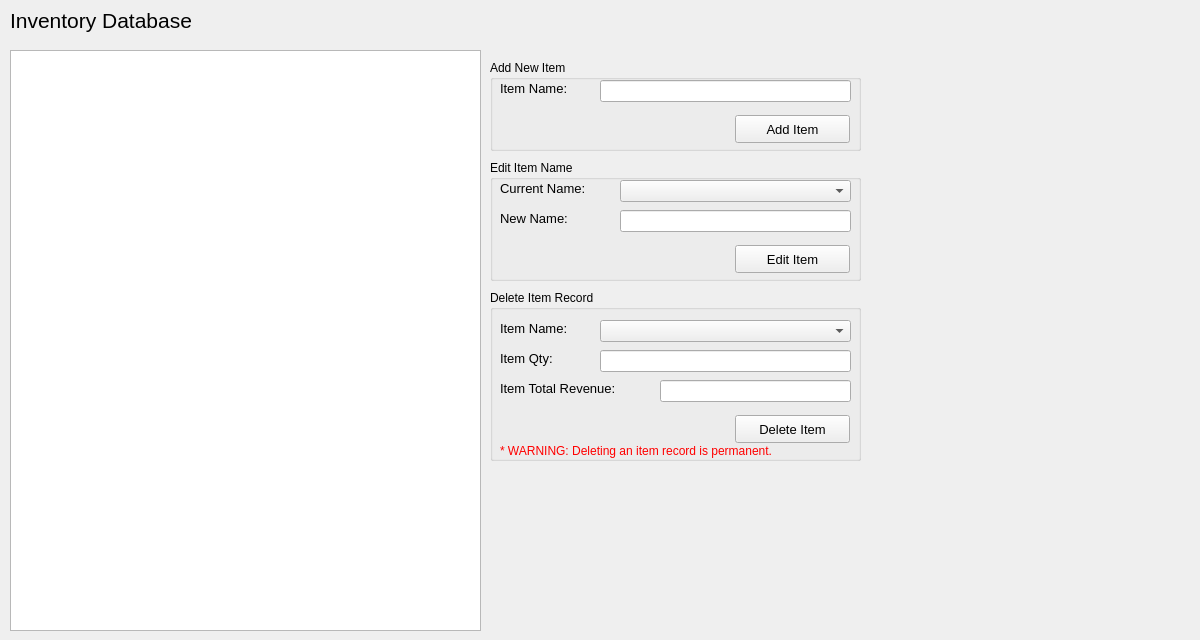
Qt form BulkClub/aInventory.ui (JShinozuka/Project2) before a commit.
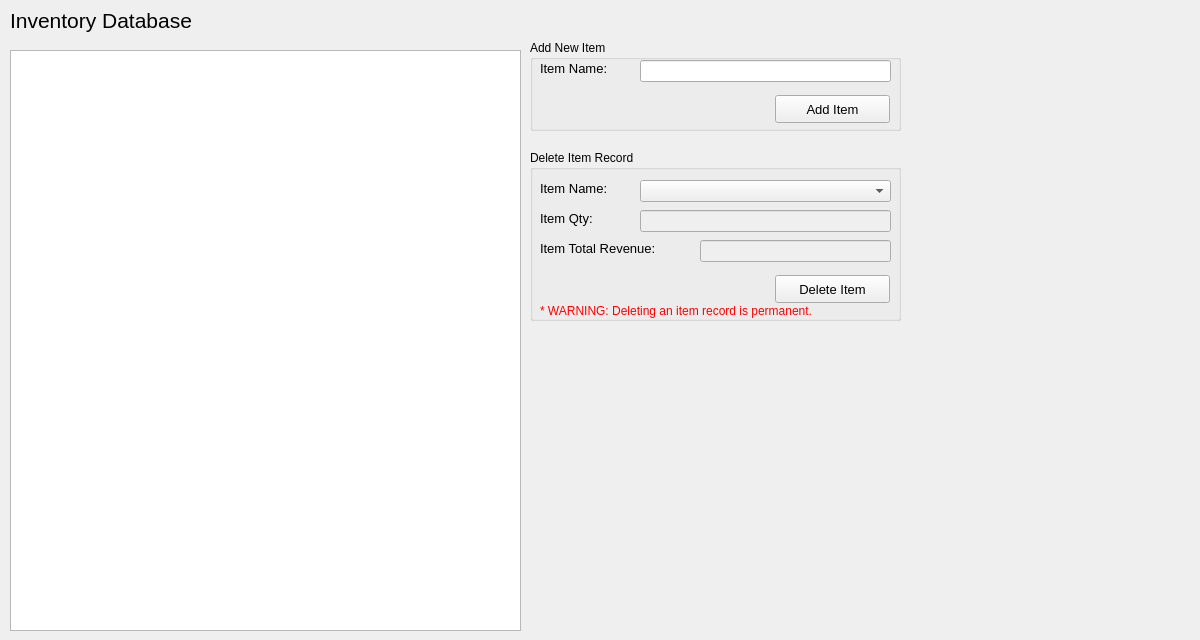
The same form after that commit.

Patch:
```diff
--- a/BulkClub/aInventory.ui
+++ b/BulkClub/aInventory.ui
@@ -36,7 +36,7 @@
     <rect>
      <x>10</x>
      <y>50</y>
-     <width>471</width>
+     <width>511</width>
      <height>581</height>
     </rect>
    </property>
@@ -62,8 +62,8 @@
   <widget class="QGroupBox" name="groupBox">
    <property name="geometry">
     <rect>
-     <x>490</x>
-     <y>60</y>
+     <x>530</x>
+     <y>40</y>
      <width>371</width>
      <height>91</height>
     </rect>
@@ -126,105 +126,8 @@
   <widget class="QGroupBox" name="groupBox_2">
    <property name="geometry">
     <rect>
-     <x>490</x>
-     <y>160</y>
-     <width>371</width>
-     <height>121</height>
-    </rect>
-   </property>
-   <property name="title">
-    <string>Edit Item Name</string>
-   </property>
-   <widget class="QPushButton" name="editItemButton">
-    <property name="geometry">
-     <rect>
-      <x>245</x>
-      <y>85</y>
-      <width>115</width>
-      <height>28</height>
-     </rect>
-    </property>
-    <property name="font">
-     <font>
-      <pointsize>10</pointsize>
-     </font>
-    </property>
-    <property name="text">
-     <string>Edit Item</string>
-    </property>
-   </widget>
-   <widget class="QLabel" name="currItemNameLabel">
-    <property name="geometry">
-     <rect>
-      <x>10</x>
-      <y>20</y>
-      <width>161</width>
-      <height>16</height>
-     </rect>
-    </property>
-    <property name="font">
-     <font>
-      <pointsize>10</pointsize>
-     </font>
-    </property>
-    <property name="text">
-     <string>Current Name:</string>
-    </property>
-   </widget>
-   <widget class="QLabel" name="newItemNameLabel">
-    <property name="geometry">
-     <rect>
-      <x>10</x>
-      <y>50</y>
-      <width>131</width>
-      <height>16</height>
-     </rect>
-    </property>
-    <property name="font">
-     <font>
-      <pointsize>10</pointsize>
-     </font>
-    </property>
-    <property name="text">
-     <string>New Name:</string>
-    </property>
-   </widget>
-   <widget class="QComboBox" name="currItemNameCombo">
-    <property name="geometry">
-     <rect>
-      <x>130</x>
-      <y>20</y>
-      <width>231</width>
-      <height>22</height>
-     </rect>
-    </property>
-    <property name="font">
-     <font>
-      <pointsize>10</pointsize>
-     </font>
-    </property>
-   </widget>
-   <widget class="QLineEdit" name="newItemNameLine">
-    <property name="geometry">
-     <rect>
-      <x>130</x>
-      <y>50</y>
-      <width>231</width>
-      <height>22</height>
-     </rect>
-    </property>
-    <property name="font">
-     <font>
-      <pointsize>10</pointsize>
-     </font>
-    </property>
-   </widget>
-  </widget>
-  <widget class="QGroupBox" name="groupBox_3">
-   <property name="geometry">
-    <rect>
-     <x>490</x>
-     <y>290</y>
+     <x>530</x>
+     <y>150</y>
      <width>371</width>
      <height>171</height>
     </rect>
@@ -336,6 +239,9 @@
     </property>
    </widget>
    <widget class="QLineEdit" name="itemQtyLine">
+    <property name="enabled">
+     <bool>false</bool>
+    </property>
     <property name="geometry">
      <rect>
       <x>110</x>
@@ -349,6 +255,9 @@
     </property>
    </widget>
    <widget class="QLineEdit" name="itemTotalRevenueLine">
+    <property name="enabled">
+     <bool>false</bool>
+    </property>
     <property name="geometry">
      <rect>
       <x>170</x>
```
Left out of the diff: 4 changed lines with no effect on the pictures.
